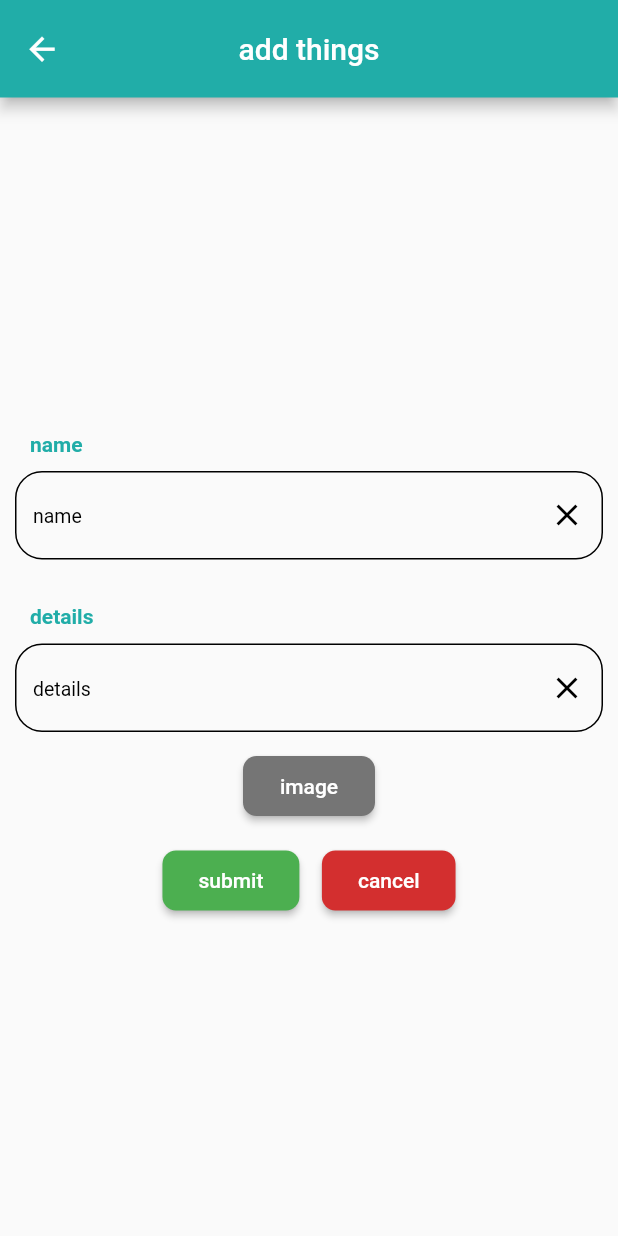
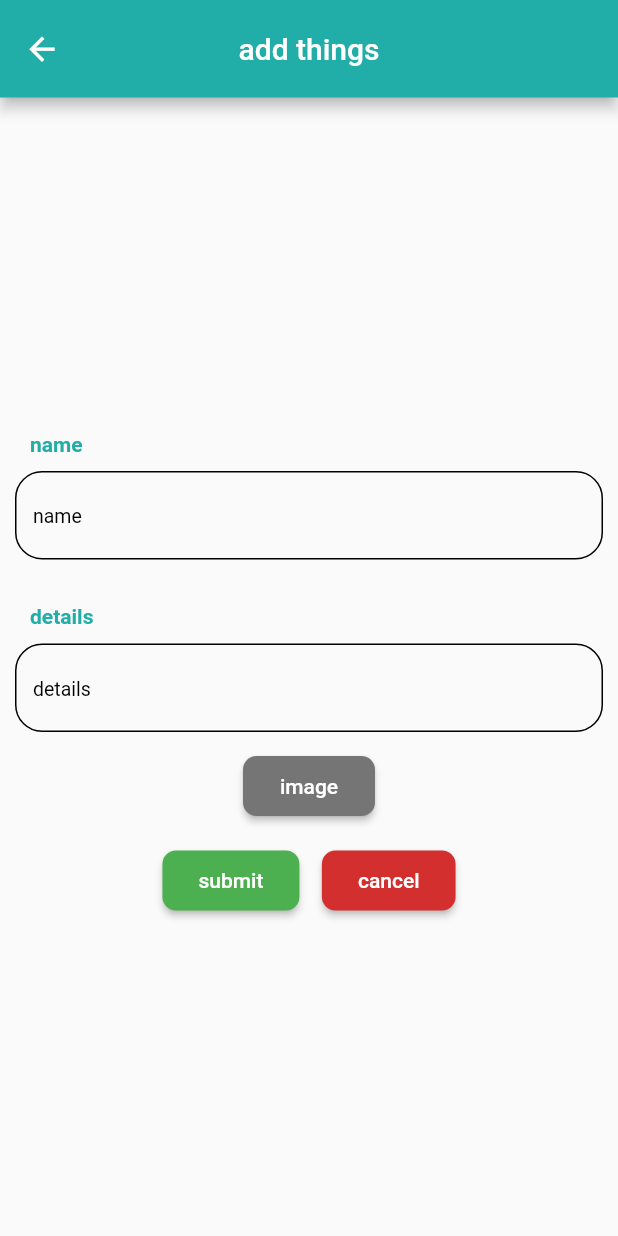
Before and after one commit to Amjadyabroudi128/syriancommunity, a Flutter app: the AddMember screen opened by its route, on a phone screen of 412 x 824 dp. Run offline on Flutter 3.47's test engine with Material 3 defaults, Android fonts, the phone set to English and light mode, and no system bars; our stand-ins replace bloc, cloud_firestore, firebase_auth, firebase_core, firebase_messaging, firebase_storage and 3 more; accounts and stored records are empty; generated files the repository leaves out were written again.

Commit message:
hide clear button

```diff
--- a/lib/Screens/team/addTeam.dart
+++ b/lib/Screens/team/addTeam.dart
@@ -18,8 +18,14 @@ class AddMember extends StatefulWidget {
 }
 
 class _AddMemberState extends State<AddMember> {
-  TextEditingController name = TextEditingController();
-  TextEditingController details = TextEditingController();
+ late final TextEditingController name = TextEditingController()..addListener(() {
+    setState(() {
+    });
+  });
+  late final TextEditingController details = TextEditingController()..addListener(() {
+    setState(() {
+    });
+  });
 
   final CollectionReference members =
   FirebaseFirestore.instance.collection('members');
@@ -39,12 +45,12 @@ class _AddMemberState extends State<AddMember> {
               children: [
                 padding(child: Text(AppLocalizations.of(context)!.name, style: TextStyles.font14green,)),
                 CustomTextForm(hinttext: "name", myController: name,
-                    suffixIcon: IconButton(onPressed: name.clear, icon: Icon(Icons.clear), color: Colors.black,)
+                    suffixIcon: name.text.isEmpty ? null : IconButton(onPressed: name.clear, icon: Icon(Icons.clear), color: Colors.black,)
                 ),
                 sizedBox(height: 20,),
                 padding(child: Text(AppLocalizations.of(context)!.details, style: TextStyles.font14green,)),
                 CustomTextForm(maxLines: null, hinttext: "details", myController: details,
-                  suffixIcon: IconButton(onPressed: details.clear, icon: Icon(Icons.clear), color: Colors.black,)
+                  suffixIcon: details.text.isEmpty ? null : IconButton(onPressed: details.clear, icon: Icon(Icons.clear), color: Colors.black,)
                 ),
                 sizedBox(height: 12,),
                 Center(
```
